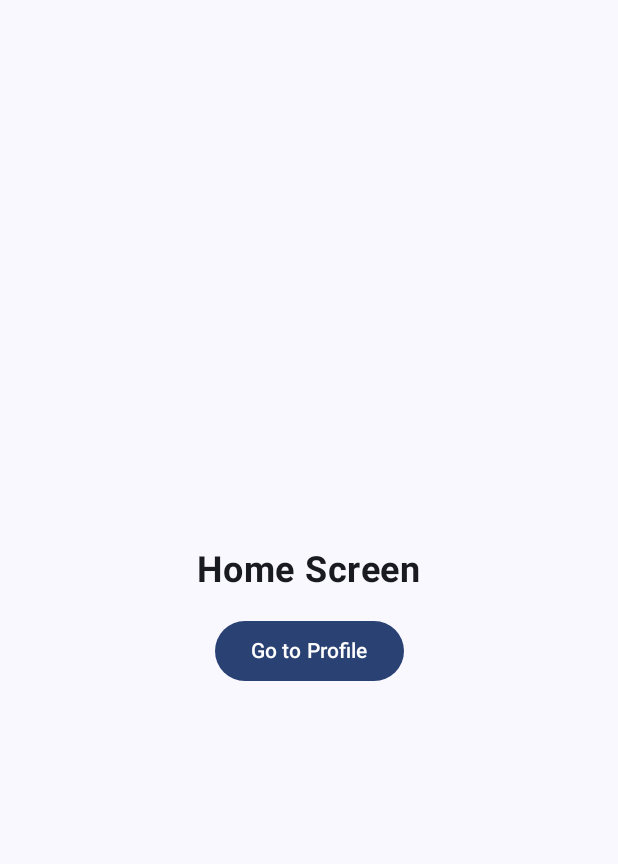
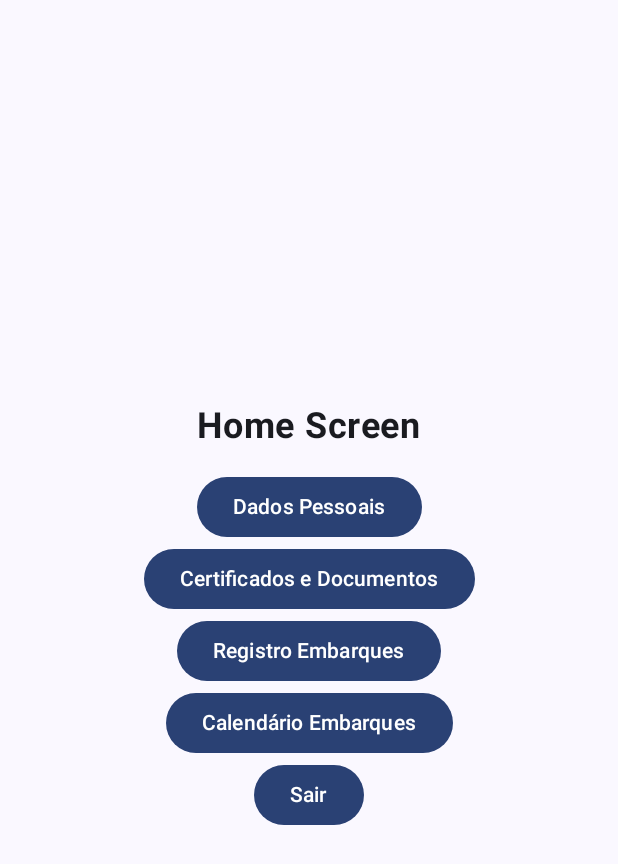
Before and after one commit to mirunaonofrei/Aplicativo-e-CIR, an Android app built with Jetpack Compose: the HomeScreen screen opened through its navigation route, on a phone screen of 412 x 824 dp. Shown: the top 864 px of the screen. Run offline under Robolectric (Android 15) with nearby library versions, the phone set to English and light mode, and no system bars.

Commit message:
Mais botoes

```diff
--- a/app/src/main/java/com/example/projetoe_cir/MainActivity.kt
+++ b/app/src/main/java/com/example/projetoe_cir/MainActivity.kt
@@ -8,6 +8,7 @@ import androidx.compose.material3.*
 import androidx.compose.runtime.Composable
 import androidx.compose.ui.Alignment
 import androidx.compose.ui.Modifier
+import androidx.compose.ui.res.painterResource
 import androidx.compose.ui.text.font.FontWeight
 import androidx.compose.ui.tooling.preview.Preview
 import androidx.compose.ui.unit.dp
@@ -17,6 +18,8 @@ import androidx.navigation.compose.NavHost
 import androidx.navigation.compose.composable
 import androidx.navigation.compose.rememberNavController
 import com.example.projetoe_cir.ui.theme.ProjetoECIRTheme
+import androidx.compose.foundation.Image
+
 
 
 
@@ -41,13 +44,47 @@ class MainActivity : ComponentActivity() {
 
 @Composable
 fun AppNavigation(navController: NavHostController) {
-    NavHost(navController = navController, startDestination = "login") {
+    NavHost(navController = navController, startDestination = "menu") {
+        composable("menu") { MenuScreen(navController) }
         composable("login") { LoginScreen(navController) }
         composable("register") { RegisterScreen(navController) }
         composable("home") { HomeScreen(navController) }
         composable("profile") { ProfileScreen(navController) }
     }
 }
+
+//@Preview(showBackground = true)
+@Composable
+fun MenuScreen(navController: NavHostController) {
+    //ImagemFundo(navController)
+    Column(
+        modifier = Modifier
+            .fillMaxSize()
+            .padding(16.dp),
+        horizontalAlignment = Alignment.CenterHorizontally,
+        verticalArrangement = Arrangement.Center
+    ) {
+        Text(text = "Inicio Screen", fontSize = 24.sp, fontWeight = FontWeight.Bold)
+        Spacer(modifier = Modifier.height(16.dp))
+        Button(onClick = { navController.navigate("login") }) {
+            Text(text = "Login")
+        }
+    }
+}
+
+/*
+@Composable
+fun ImagemFundo(navController: NavHostController, modifier: Modifier = Modifier) {
+    val image = painterResource(R.drawable.planodefundomenu)
+    Box(modifier){
+        Image(
+            painter = image,
+            contentDescription = null
+        )
+        MenuScreen(navController = navController)
+    }
+}
+*/
 
 @Composable
 fun ProfileScreen(navController: NavHostController) {
@@ -60,8 +97,8 @@ fun ProfileScreen(navController: NavHostController) {
     ) {
         Text(text = "Profile Screen", fontSize = 24.sp, fontWeight = FontWeight.Bold)
         Spacer(modifier = Modifier.height(16.dp))
-        Button(onClick = { navController.popBackStack() }) {
-            Text(text = "Go Back")
+        Button(onClick = { navController.navigate("home") }) {
+            Text(text = "Voltar para o Menu")
         }
     }
 }
@@ -78,7 +115,19 @@ fun HomeScreen(navController: NavHostController) {
         Text(text = "Home Screen", fontSize = 24.sp, fontWeight = FontWeight.Bold)
         Spacer(modifier = Modifier.height(16.dp))
         Button(onClick = { navController.navigate("profile") }) {
-            Text(text = "Go to Profile")
+            Text(text = "Dados Pessoais")
+        }
+        Button(onClick = { navController.navigate("profile") }) {
+            Text(text = "Certificados e Documentos")
+        }
+        Button(onClick = { navController.navigate("profile") }) {
+            Text(text = "Registro Embarques")
+        }
+        Button(onClick = { navController.navigate("profile") }) {
+            Text(text = "Calendário Embarques")
+        }
+        Button(onClick = { navController.navigate("menu") }) {
+            Text(text = "Sair")
         }
     }
 }
@@ -95,7 +144,7 @@ fun RegisterScreen(navController: NavHostController) {
         Text(text = "Register Screen", fontSize = 24.sp, fontWeight = FontWeight.Bold)
         Spacer(modifier = Modifier.height(16.dp))
         Button(onClick = { navController.navigate("login") }) {
-            Text(text = "Go to Login")
+            Text(text = "Ir para Login")
         }
     }
 }
--- /dev/null
+++ b/app/src/main/java/com/example/projetoe_cir/ui/theme/MenuScreen.kt
@@ -0,0 +1 @@
+package com.example.projetoe_cir.ui.theme
```
Also changed, not shown: app/src/main/res/drawable-nodpi/planodefundomenu.png (added), app/src/main/res/drawable/planodefundomenu.png (added).
